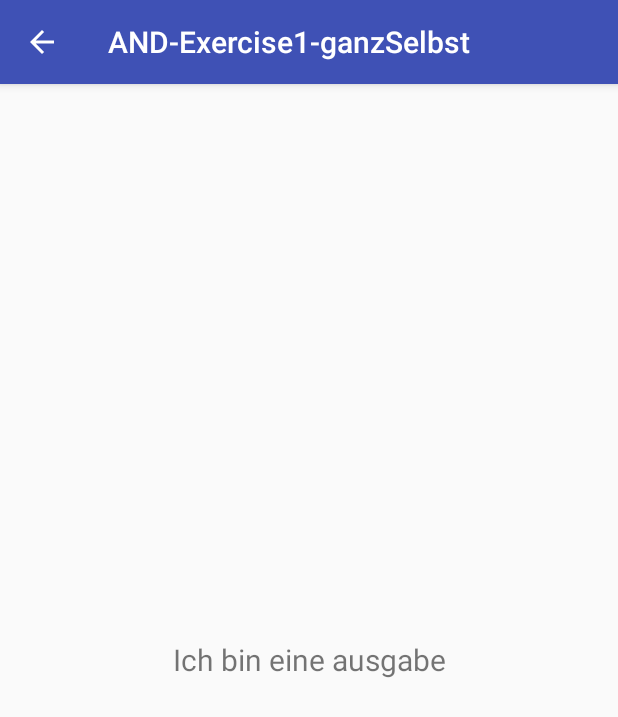
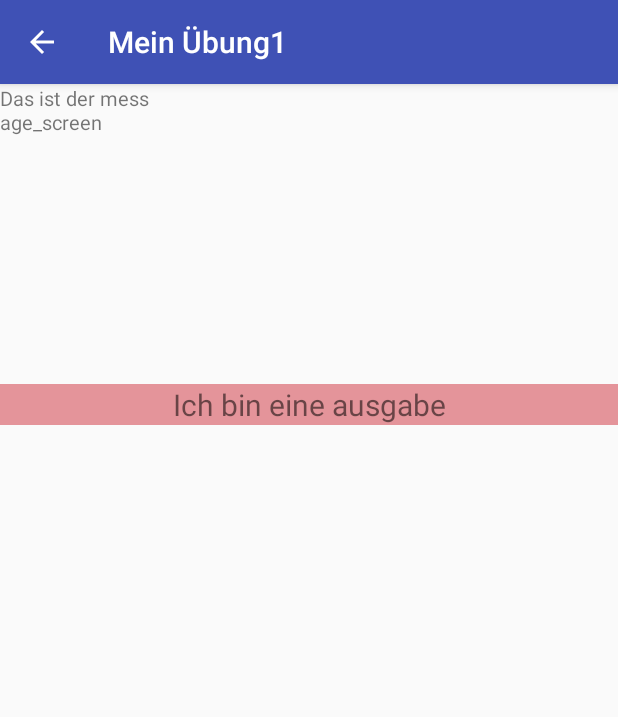
Before and after one commit to haslxxx/MyExercise1_2ndTry, an Android app: the Message_Activity screen opened directly, with no data from a screen before it, on a phone screen of 412 x 824 dp. Shown: the top 717 px of the screen. Run offline under Robolectric (Android 15) with nearby library versions, the phone set to English and light mode, and no system bars.

Commit message:
layoutoptimierungen

```diff
--- a/app/build.gradle
+++ b/app/build.gradle
@@ -20,6 +20,8 @@ android {
 
 dependencies {
     implementation fileTree(dir: 'libs', include: ['*.jar'])
+//    implementation "com.android.support:appcompat-v7:$supportLibVersion"
+//    implementation "com.android.support:design:$supportLibVersion"
     implementation 'com.android.support:appcompat-v7:27.1.0'
     implementation 'com.android.support.constraint:constraint-layout:1.0.2'
     testImplementation 'junit:junit:4.12'
--- a/app/src/main/res/layout/my_message_screen.xml
+++ b/app/src/main/res/layout/my_message_screen.xml
@@ -2,15 +2,26 @@
 <LinearLayout
     xmlns:android="http://schemas.android.com/apk/res/android"
     android:layout_width="match_parent"
-    android:layout_height="match_parent">
+    android:layout_height="match_parent"
+    android:orientation="vertical">
+
+    <TextView
+        android:id = "@+id/anzeige"
+        android:layout_width="100dp"
+        android:layout_height="200dp"
+        android:gravity="top"
+        android:text="Das ist der message_screen"
+        android:textSize="13dp"
+        />
 
     <TextView
         android:id = "@+id/ausgabe_feld"
         android:layout_width="match_parent"
-        android:layout_height="match_parent"
+        android:layout_height="wrap_content"
         android:gravity="center"
-        android:text="Hier könnte Ihr text stehen"
+        android:text="Hier könnte Ihr text stehen bbbbbbbbbbbbbbbbbbbbbbbbbbb"
         android:textSize="20dp"
+        android:background="#e4949a"
         />
 
 </LinearLayout>
--- a/app/src/main/res/values/strings.xml
+++ b/app/src/main/res/values/strings.xml
@@ -1,3 +1,4 @@
 <resources>
-    <string name="app_name">AND-Exercise1-ganzSelbst</string>
+    <string name="app_name">Mein Übung1</string>
+    <string name="kleiner_tipp">Gib was nettes ein</string>
 </resources>
```
Also changed, not shown: app/src/main/res/layout/my_fragment_main.xml (+10 -6 lines).
